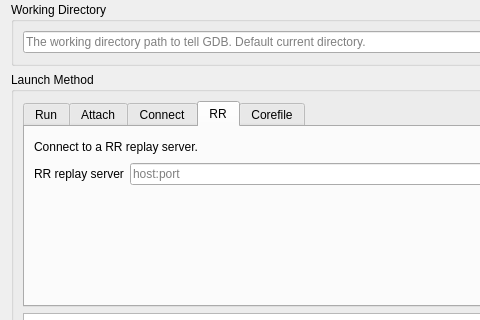
epasveer/seer, file src/SeerDebugDialog.ui: the form before one commit; both pictures show x 0 to 480 and y 149 to 469 of the 806 by 1040 pixel window.
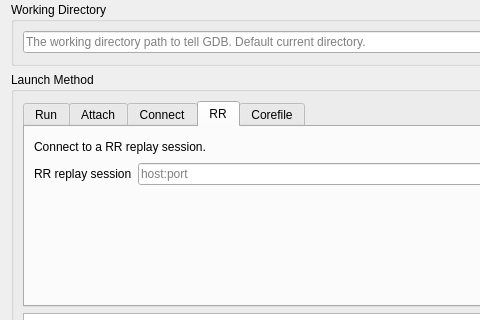
The form after the commit. The open tabs and pages were chosen to show the change. Icons and pictures are not drawn.

Diff of the .ui file:
```diff
--- a/src/SeerDebugDialog.ui
+++ b/src/SeerDebugDialog.ui
@@ -650,7 +650,7 @@
               <item>
                <widget class="QLabel" name="label_5">
                 <property name="text">
-                 <string>Connect to a RR replay server.</string>
+                 <string>Connect to a RR replay session.</string>
                 </property>
                </widget>
               </item>
@@ -688,7 +688,7 @@
               <item>
                <widget class="QLabel" name="rrHostPortLabel">
                 <property name="text">
-                 <string>RR replay server</string>
+                 <string>RR replay session</string>
                 </property>
                </widget>
               </item>
```
Left out of the diff: 36 changed lines with no effect on the pictures.
